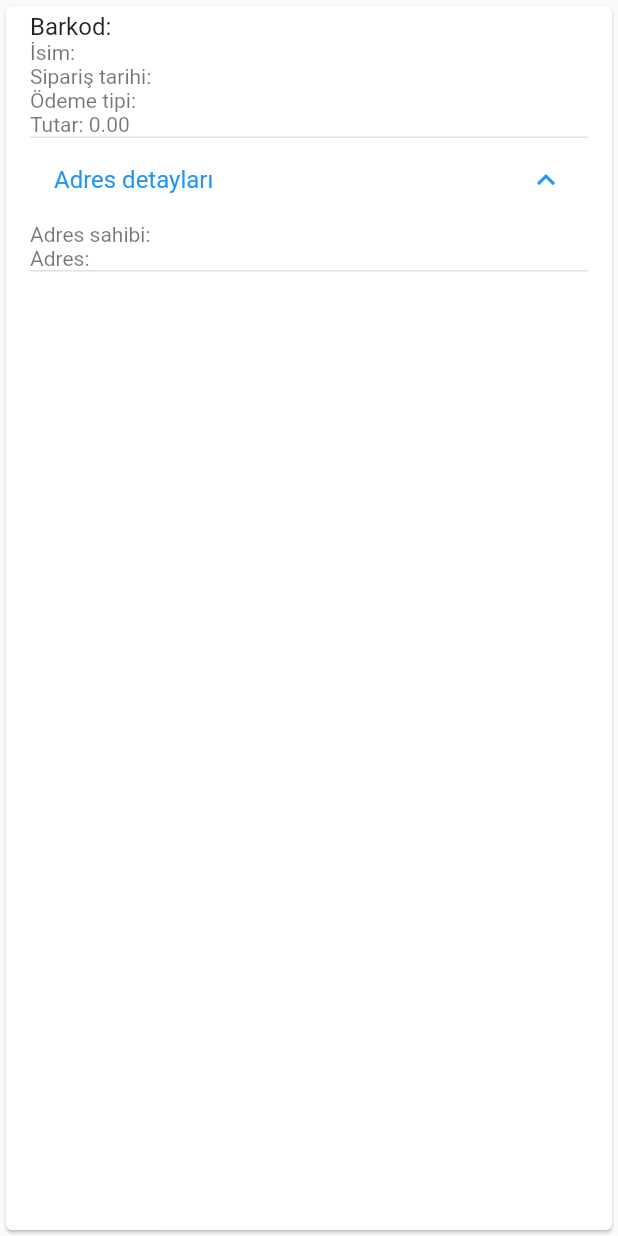
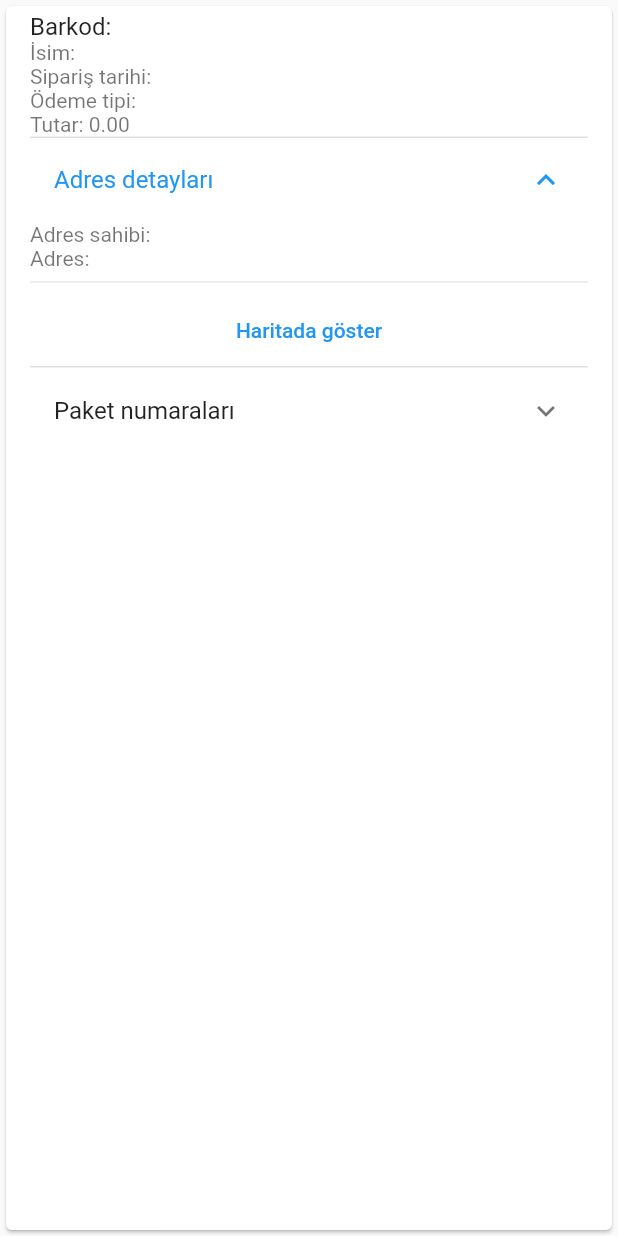
Before and after one commit to ertugrulcakici/koyevi_kurye, a Flutter app: the SiparisSatirListTile widget shown alone on an empty page, opened directly with empty values, after a tap on "Adres detayları", on a phone screen of 412 x 824 dp. Run offline on Flutter 3.47's test engine with Material 2 defaults, Android fonts, the phone set to English and light mode, and no system bars; our stand-ins replace device_info_plus, dio, flutter_riverpod, fluttertoast, google_fonts, shared_preferences; missing offline and left inert: app_tracking_transparency, qr_bar_code_scanner_dialog; accounts and stored records are empty; network calls fail.

Commit message:
package list added

```diff
--- a/lib/product/constants/app_constants.dart
+++ b/lib/product/constants/app_constants.dart
@@ -1,8 +1,8 @@
 // ignore_for_file: constant_identifier_names
 
 class AppConstants {
-  // static const APP_API = "https://koyevidogal.com/api/ecom/";
-  static const APP_API = "https://www.turbim.com/api/ecom/";
+  static const APP_API = "https://koyevidogal.com/api/ecom/";
+  // static const APP_API = "https://www.turbim.com/api/ecom/";
 
   static String appToken = "";
 
--- a/lib/product/models/siparis_model.dart
+++ b/lib/product/models/siparis_model.dart
@@ -7,6 +7,7 @@ class SiparisModel {
   final String paymentTypeName;
   final int lineCount;
   final double total;
+  final List<String> packageList;
   final DeliveryAddressDetailModel deliveryAddresDetail;
 
   SiparisModel(
@@ -18,6 +19,7 @@ class SiparisModel {
       required this.paymentTypeName,
       required this.lineCount,
       required this.total,
+      required this.packageList,
       required this.deliveryAddresDetail});
 
   factory SiparisModel.fromJson(Map<String, dynamic> json) {
@@ -30,6 +32,7 @@ class SiparisModel {
         paymentTypeName: json['PaymentTypeName'],
         lineCount: json['LineCount'],
         total: json['Total'],
+        packageList: json['PackageList'].cast<String>(),
         deliveryAddresDetail:
             DeliveryAddressDetailModel.fromJson(json['DeliveryAdressDetail']));
   }
@@ -42,6 +45,7 @@ class DeliveryAddressDetailModel {
   late final String email;
   final String address;
   final String? relatedPerson;
+  final String googleMapsUrl;
 
   // create a fromJson method but take all attributes start with lowercase
   DeliveryAddressDetailModel.fromJson(Map<String, dynamic> json)
@@ -50,5 +54,6 @@ class DeliveryAddressDetailModel {
         mobilePhone = json["MobilePhone"],
         email = json['Email'],
         address = json['Address'],
+        googleMapsUrl = json['GoogleMapsUrl'],
         relatedPerson = json['RelatedPerson'];
 }
--- a/lib/product/widget/order_line.dart
+++ b/lib/product/widget/order_line.dart
@@ -1,5 +1,6 @@
 import 'package:flutter/material.dart';
 import 'package:koyevi_kurye/product/models/siparis_model.dart';
+import 'package:url_launcher/url_launcher_string.dart';
 
 class SiparisSatirListTile extends StatefulWidget {
   final SiparisModel siparisModel;
@@ -47,10 +48,31 @@ class _SiparisSatirListTileState extends State<SiparisSatirListTile> {
                                   "Email:${siparisModel.deliveryAddresDetail.email}")
                               : Container(),
                           Text(
-                              "Adres: ${siparisModel.deliveryAddresDetail.address}")
+                              "Adres: ${siparisModel.deliveryAddresDetail.address}"),
+                          const Divider(),
+                          TextButton(
+                              onPressed: () {
+                                launchUrlString(
+                                    siparisModel
+                                        .deliveryAddresDetail.googleMapsUrl,
+                                    mode: LaunchMode
+                                        .externalNonBrowserApplication);
+                              },
+                              child: const Text("Haritada göster"))
                         ],
                       )
-                    ])
+                    ]),
+                ExpansionTile(
+                  title: const Text("Paket numaraları"),
+                  children: [
+                    ListView.builder(
+                        shrinkWrap: true,
+                        itemCount: siparisModel.packageList.length,
+                        itemBuilder: (context, index) {
+                          return Text(siparisModel.packageList[index]);
+                        })
+                  ],
+                )
               ],
             ),
           ),
--- a/lib/view/main/siparis_takip/siparis_takip_notifier.dart
+++ b/lib/view/main/siparis_takip/siparis_takip_notifier.dart
@@ -36,7 +36,11 @@ class SiparisTakipNotifier extends ChangeNotifier
   void onChanged(String value) {
     ordersFiltered = orders
         .where((element) =>
-            element.ficheNo.toLowerCase().contains(value.toLowerCase()))
+            element.ficheNo.toLowerCase().contains(value.toLowerCase()) ||
+            element.packageList.any((element) => element
+                .toLowerCase()
+                .trim()
+                .contains(value.toLowerCase().trim())))
         .toList();
     notifyListeners();
   }
--- a/lib/view/main/teslim_al/teslim_al_notifier.dart
+++ b/lib/view/main/teslim_al/teslim_al_notifier.dart
@@ -50,7 +50,11 @@ class TeslimAlNotifier extends ChangeNotifier
   void onChanged(String value) {
     ordersFiltered = orders
         .where((element) =>
-            element.ficheNo.toLowerCase().contains(value.toLowerCase()))
+            element.ficheNo.toLowerCase().contains(value.toLowerCase()) ||
+            element.packageList.any((element) => element
+                .toLowerCase()
+                .trim()
+                .contains(value.toLowerCase().trim())))
         .toList();
     notifyListeners();
   }
--- a/lib/view/main/teslim_et/teslim_et_notifier.dart
+++ b/lib/view/main/teslim_et/teslim_et_notifier.dart
@@ -81,7 +81,11 @@ class TeslimEtNotifier extends ChangeNotifier
   void onChanged(String value) {
     ordersFiltered = orders
         .where((element) =>
-            element.ficheNo.toLowerCase().contains(value.toLowerCase()))
+            element.ficheNo.toLowerCase().contains(value.toLowerCase()) ||
+            element.packageList.any((element) => element
+                .toLowerCase()
+                .trim()
+                .contains(value.toLowerCase().trim())))
         .toList();
     notifyListeners();
   }
```
